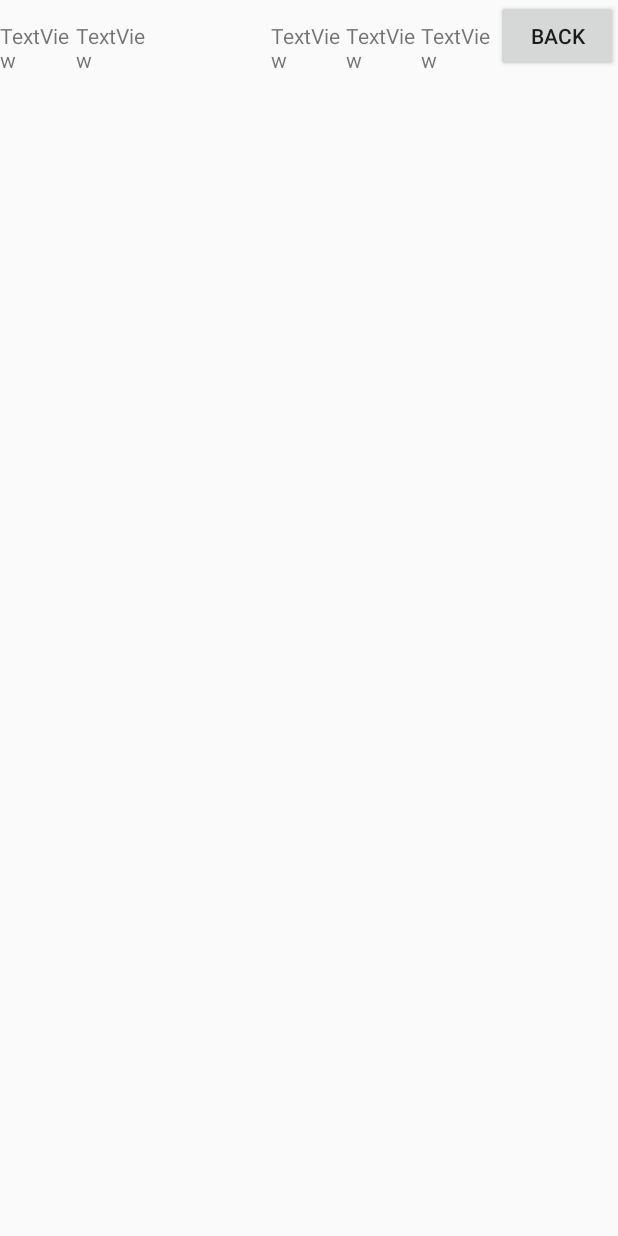
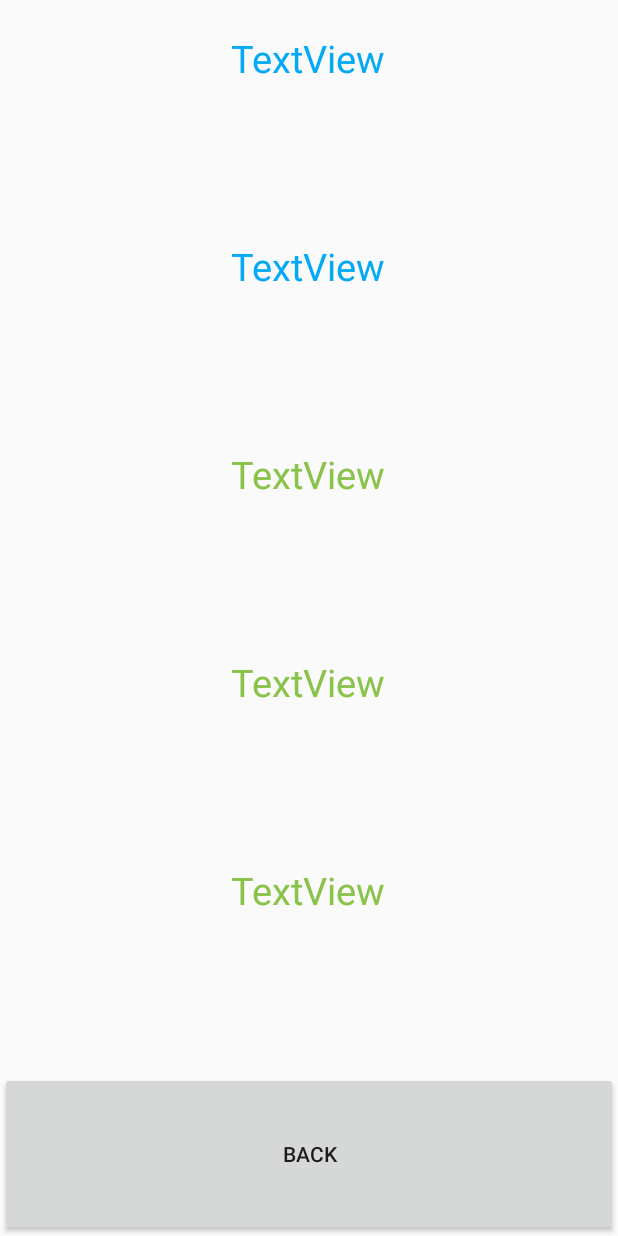
Before and after one commit to kenshin657/MOBAPDE-PIXQUEST, an Android app: the AdventureLicense screen opened directly, with no data from a screen before it, on a phone screen of 412 x 824 dp. Run offline under Robolectric (Android 15) with nearby library versions, the phone set to English and light mode, and no system bars; our stand-ins replace Firebase (no records; nobody signed in at launch, a user with empty details on screens opened directly).

Commit message:
fixed some layout

```diff
--- a/app/src/main/java/com/example/pixquest/shop.java
+++ b/app/src/main/java/com/example/pixquest/shop.java
@@ -35,7 +35,7 @@ public class shop extends AppCompatActivity {
 
     ListView skinlist;
     String[] skinname={"baseskin","skin1","skin2","skin3","skin4","skin5","skin6","skin7","skin9","skin10"};
-    String[] skinprice={"0","1","100","3","4","5","6","7","8","9","10"};
+    String[] skinprice={"0","10","50","80","100","120","150","180","200","250","500"};
     Integer[] imgid={R.drawable.baseskin,R.drawable.skin1,R.drawable.skin2,R.drawable.skin3,R.drawable.skin4,R.drawable.skin5,R.drawable.skin6,R.drawable.skin7,R.drawable.skin8,R.drawable.skin9,R.drawable.skin10};
 
     ArrayList<Items> ownedskin;
--- a/app/src/main/res/layout/activity_adventure_license.xml
+++ b/app/src/main/res/layout/activity_adventure_license.xml
@@ -4,14 +4,28 @@
     xmlns:tools="http://schemas.android.com/tools"
     android:layout_width="match_parent"
     android:layout_height="match_parent"
+    android:orientation="vertical"
     tools:context=".AdventureLicense">
+
+    <ImageView
+        android:id="@+id/avatarpicture"
+        android:layout_width="wrap_content"
+        android:layout_height="wrap_content"
+        android:paddingTop="10dp"
+        android:layout_gravity="center_horizontal"
+        android:layout_weight="0.11"
+        tools:srcCompat="@tools:sample/avatars[0]"
+        />
+
 
     <TextView
         android:id="@+id/name"
         android:layout_width="wrap_content"
         android:layout_height="wrap_content"
         android:layout_weight="1"
-        android:layout_gravity="top"
+        android:layout_gravity="center_horizontal"
+        android:textColor="#03A9F4"
+        android:textSize="25dp"
         android:text="TextView" />
 
     <TextView
@@ -19,21 +33,20 @@
         android:layout_width="wrap_content"
         android:layout_height="wrap_content"
         android:layout_weight="1"
+        android:layout_gravity="center_horizontal"
+        android:textSize="25dp"
+        android:textColor="#03A9F4"
         android:text="TextView" />
 
-    <ImageView
-        android:id="@+id/avatarpicture"
-        android:layout_width="80dp"
-        android:layout_height="80dp"
-        android:layout_weight="0.11"
-        tools:srcCompat="@tools:sample/avatars[0]"
-        />
 
     <TextView
         android:id="@+id/singlequest"
         android:layout_width="wrap_content"
         android:layout_height="wrap_content"
         android:layout_weight="1"
+        android:layout_gravity="center_horizontal"
+        android:textSize="25dp"
+        android:textColor="#8BC34A"
         android:text="TextView" />
 
     <TextView
@@ -41,6 +54,9 @@
         android:layout_width="wrap_content"
         android:layout_height="wrap_content"
         android:layout_weight="1"
+        android:layout_gravity="center_horizontal"
+        android:textSize="25dp"
+        android:textColor="#8BC34A"
         android:text="TextView" />
 
     <TextView
@@ -48,12 +64,15 @@
         android:layout_width="wrap_content"
         android:layout_height="wrap_content"
         android:layout_weight="1"
+        android:layout_gravity="center_horizontal"
+        android:textSize="25dp"
+        android:textColor="#8BC34A"
         android:text="TextView" />
 
     <Button
         android:id="@+id/button"
-        android:layout_width="wrap_content"
-        android:layout_height="wrap_content"
+        android:layout_width="match_parent"
+        android:layout_height="5dp"
         android:layout_weight="1"
         android:text="Back"
         android:onClick="finish"/>
--- a/app/src/main/res/layout/shoplistview.xml
+++ b/app/src/main/res/layout/shoplistview.xml
@@ -41,7 +41,7 @@
             android:layout_toRightOf="@id/skinimage"
             android:layout_weight="1"
             android:paddingLeft="5dp"
-            android:textColor="#3333"
+            android:textColor="#ff0000"
             android:text="TextView" />
     </RelativeLayout>
 </LinearLayout>
```
Also changed, not shown: app/src/main/java/com/example/pixquest/AdventureLicense.java (+4 -4 lines).
